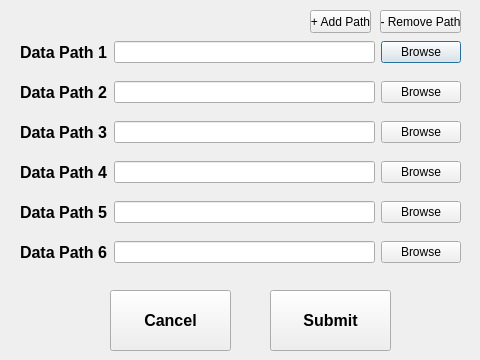
First picture: the form in datapaths.ui, repository abcucberkeley/PetaKit5D-GUI, before the edit.
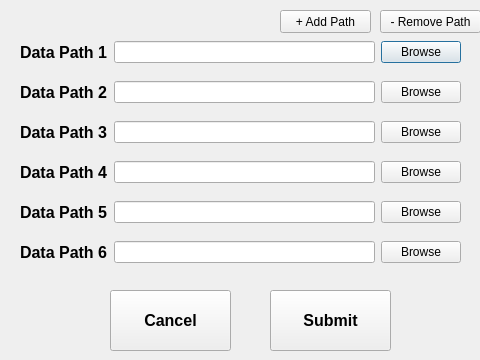
Second picture: the form after the edit.

Patch:
```diff
--- a/datapaths.ui
+++ b/datapaths.ui
@@ -73,9 +73,9 @@
   <widget class="QPushButton" name="addPathButton">
    <property name="geometry">
     <rect>
-     <x>310</x>
+     <x>280</x>
      <y>10</y>
-     <width>61</width>
+     <width>91</width>
      <height>23</height>
     </rect>
    </property>
@@ -88,7 +88,7 @@
     <rect>
      <x>380</x>
      <y>10</y>
-     <width>81</width>
+     <width>101</width>
      <height>23</height>
     </rect>
    </property>
```
